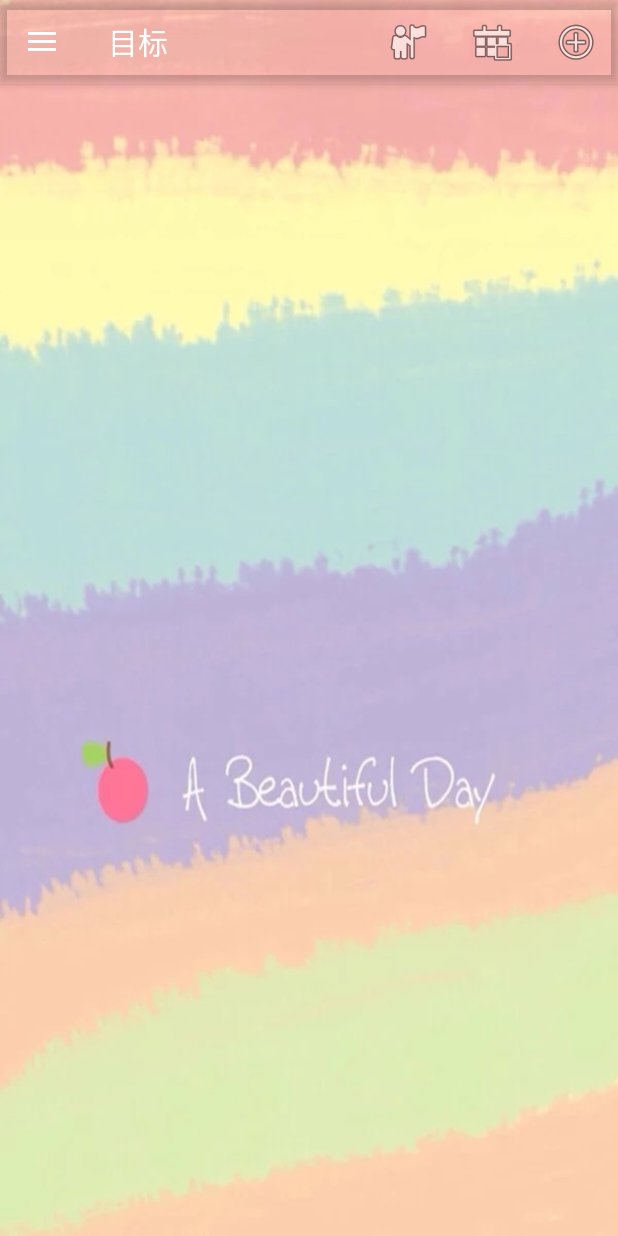
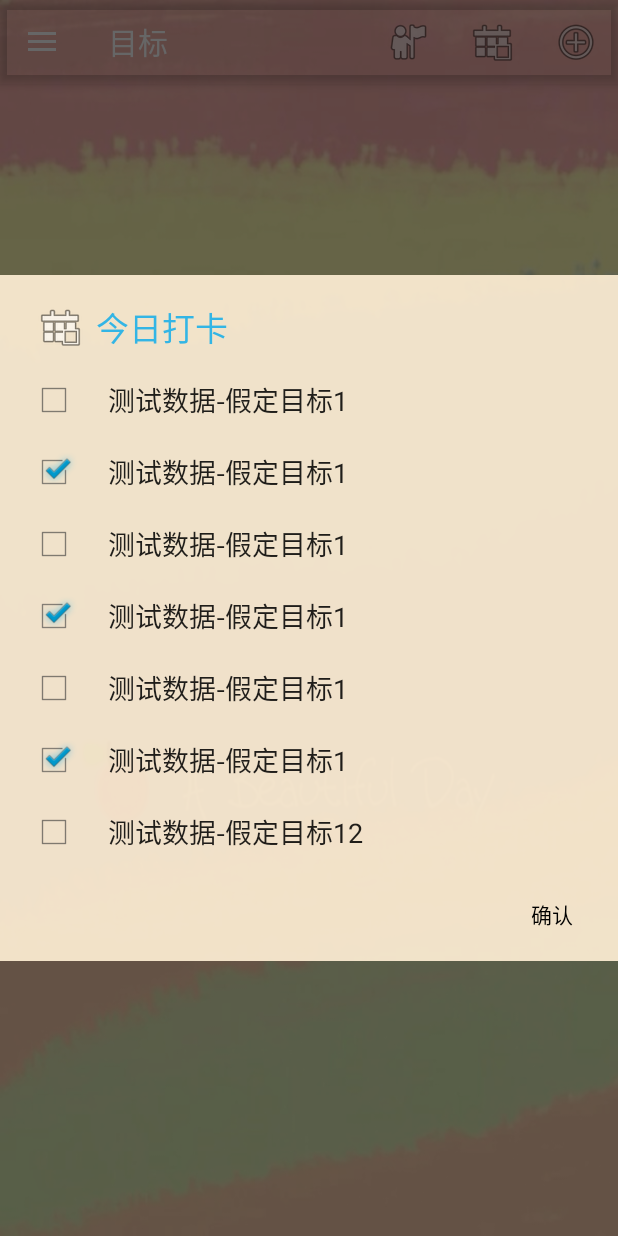
Before and after one commit to qiyus/effort, an Android app: the screen it shows after launch (MainActivity), after a tap on "打卡", on a phone screen of 412 x 824 dp. Run offline under Robolectric (Android 15) with nearby library versions, the phone set to English and light mode, and no system bars.

Commit message:
追加单目标打卡功能。

```diff
--- a/app/src/main/java/com/vigorx/effort/EffortListAdapter.java
+++ b/app/src/main/java/com/vigorx/effort/EffortListAdapter.java
@@ -57,7 +57,7 @@ public class EffortListAdapter extends BaseAdapter {
         ViewHolder viewHolder;
         if (convertView == null) {
             viewHolder = new ViewHolder();
-            convertView = mInflater.inflate(R.layout.target_list_item, null);
+            convertView = mInflater.inflate(R.layout.effort_list_item, null);
             viewHolder.title = (TextView) convertView.findViewById(R.id.title);
             viewHolder.gridView = (GridView) convertView.findViewById(R.id.gridView);
             convertView.setTag(viewHolder);
--- a/app/src/main/java/com/vigorx/effort/MainActivity.java
+++ b/app/src/main/java/com/vigorx/effort/MainActivity.java
@@ -1,16 +1,20 @@
 package com.vigorx.effort;
 
+import android.content.DialogInterface;
 import android.content.Intent;
 import android.os.Bundle;
 import android.support.design.widget.NavigationView;
 import android.support.v4.view.GravityCompat;
 import android.support.v4.widget.DrawerLayout;
 import android.support.v7.app.ActionBarDrawerToggle;
+import android.support.v7.app.AlertDialog;
 import android.support.v7.app.AppCompatActivity;
 import android.support.v7.widget.Toolbar;
 import android.view.Menu;
 import android.view.MenuItem;
 import android.view.View;
+import android.view.Window;
+import android.view.WindowManager;
 import android.widget.AdapterView;
 import android.widget.ListView;
 import android.widget.Toast;
@@ -62,7 +66,7 @@ public class MainActivity extends AppCompatActivity
             @Override
             public void onItemClick(AdapterView<?> parent, View view, int position, long id) {
                 Intent intent = new Intent(getApplicationContext(), DetailActivity.class);
-                EffortInfo effort = (EffortInfo)parent.getAdapter().getItem(position);
+                EffortInfo effort = (EffortInfo) parent.getAdapter().getItem(position);
                 intent.putExtra(DetailActivity.EFFORT_KEY, effort);
                 startActivity(intent);
             }
@@ -102,7 +106,25 @@ public class MainActivity extends AppCompatActivity
                 startActivity(addIntent);
                 break;
             case R.id.action_punch:
-                Toast.makeText(this, R.string.msg_work, Toast.LENGTH_SHORT).show();
+                AlertDialog.Builder builder = new AlertDialog.Builder(this, R.style.customAlertDialog);
+                builder.setIcon(android.R.drawable.ic_menu_today);
+                builder.setTitle(R.string.punch_to_day);
+                builder.setMultiChoiceItems(getTodayTitle(), getTodayComplete(), new DialogInterface.OnMultiChoiceClickListener() {
+                    @Override
+                    public void onClick(DialogInterface dialog, int which, boolean isChecked) {
+                        Toast.makeText(MainActivity.this, R.string.msg_work, Toast.LENGTH_SHORT).show();
+                    }
+                });
+
+                builder.setPositiveButton(R.string.delete_ok, new DialogInterface.OnClickListener() {
+                    @Override
+                    public void onClick(DialogInterface dialog, int which) {
+                        Toast.makeText(MainActivity.this, R.string.msg_work, Toast.LENGTH_SHORT).show();
+                    }
+                });
+
+                builder.create().show();
+
                 break;
             case R.id.action_report:
                 Intent reportIntent = new Intent(this, ReportActivity.class);
@@ -113,6 +135,14 @@ public class MainActivity extends AppCompatActivity
         }
 
         return super.onOptionsItemSelected(item);
+    }
+
+    private String[] getTodayTitle() {
+        return new String[]{"测试数据-假定目标1", "测试数据-假定目标1", "测试数据-假定目标1", "测试数据-假定目标1", "测试数据-假定目标1", "测试数据-假定目标1", "测试数据-假定目标12"};
+    }
+
+    private boolean[] getTodayComplete() {
+        return new boolean[]{false, true, false, true, false, true, false};
     }
 
     @SuppressWarnings("StatementWithEmptyBody")
--- a/app/src/main/java/com/vigorx/effort/calendar/CalendarAdapter.java
+++ b/app/src/main/java/com/vigorx/effort/calendar/CalendarAdapter.java
@@ -61,8 +61,7 @@ public class CalendarAdapter extends BaseAdapter {
 			if (compMonth == 0) {
 				index = position - startDay - dayOfWeek + 1;
 			} else {
-				int clockedDaysOfLastMonth = lastDaysOfMonth - startDay + 1;
-				index = position + clockedDaysOfLastMonth - dayOfWeek;
+				index = position + lastDaysOfMonth - startDay - dayOfWeek;
 			}
 
 		}
--- a/app/src/main/java/com/vigorx/effort/calendar/ClickDataListener.java
+++ b/app/src/main/java/com/vigorx/effort/calendar/ClickDataListener.java
@@ -1,8 +1,10 @@
 package com.vigorx.effort.calendar;
+
+import com.vigorx.effort.entity.PunchesInfo;
 
 /**
  * 选中日期的监听事件
  */
 public interface ClickDataListener {
-	void clickData(String year, String month, String day);
+	void clickData();
 }
--- a/app/src/main/res/values/colors.xml
+++ b/app/src/main/res/values/colors.xml
@@ -7,4 +7,5 @@
     <color name="colorAll">#FFC125</color>
     <color name="colorProgressPie">#CDCDCD</color>
     <color name="colorCompletePie">#90BCDF</color>
+    <color name="colorDialog">#EAFFEFD5</color>
 </resources>
--- /dev/null
+++ b/app/src/main/res/values/ids.xml
@@ -0,0 +1,4 @@
+<?xml version="1.0" encoding="utf-8"?>
+<resources>
+    <item name="calendar_gridview" type="id" />
+</resources>
--- a/app/src/main/res/values/strings.xml
+++ b/app/src/main/res/values/strings.xml
@@ -31,6 +31,8 @@
 
     <!-- MainActivity -->
     <string name="period">. </string>
+    <string name="punch_to_day">今日打卡</string>
+    <string name="ok">确定</string>
 
     <!-- AddActivity -->
     <string name="form_add_title">目标：</string>
@@ -45,7 +47,7 @@
     <string name="all_number">设立数</string>
 
     <!-- DetailActivity -->
-    <string name="alarm_on">提醒开启</string>
+    <string name="startDate">开始日期：</string>
     <string name="alarm_off">提醒关闭</string>
     <string name="progress">进行中</string>
     <string name="complete">已完成</string>
--- a/app/src/main/res/values/styles.xml
+++ b/app/src/main/res/values/styles.xml
@@ -17,6 +17,12 @@
 
     <style name="AppTheme.PopupOverlay" parent="ThemeOverlay.AppCompat.Light" />
 
+    <style name="customAlertDialog" parent="android:style/Theme.Holo.Light.Dialog">
+        <item name="android:background">@android:color/transparent</item>
+        <item name="android:windowBackground">@color/colorDialog</item>
+        <item name="android:windowNoTitle">true</item>
+    </style>
+
     <style name="weekName">
         <item name="android:layout_width">0.0dip</item>
         <item name="android:layout_height">wrap_content</item>
```
Also changed, not shown: app/src/main/java/com/vigorx/effort/DetailActivity.java (+56 -15 lines), app/src/main/java/com/vigorx/effort/calendar/CalendarView.java (+6 -12 lines), app/src/main/java/com/vigorx/effort/calendar/LunarCalendar.java (+4 -4 lines), app/src/main/java/com/vigorx/effort/database/EffortOperations.java (+35 -9 lines), app/src/main/res/layout/effort_list_item.xml (renamed from app/src/main/res/layout/target_list_item.xml).
